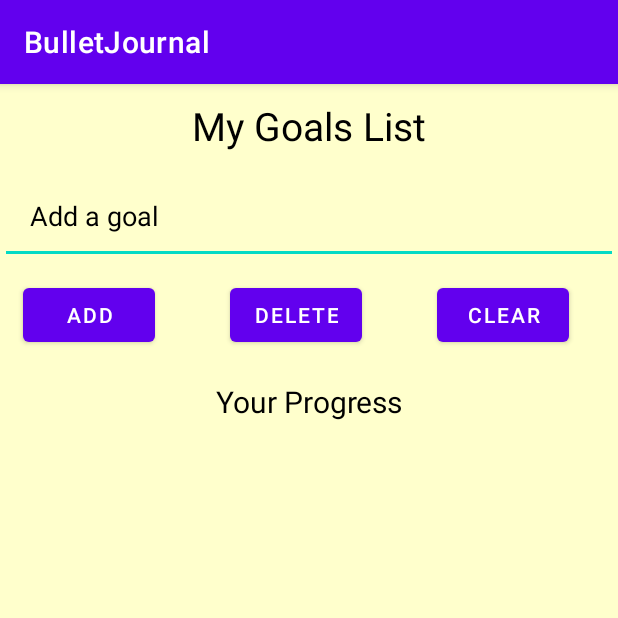
After one commit to harshryadav/BulletJournal, an Android app: the Goals screen opened directly, with no data from a screen before it, on a phone screen of 412 x 824 dp, the top half of it. The commit adds this screen. Run offline under Robolectric (Android 15) with nearby library versions, the phone set to English and light mode, and no system bars.

Commit message:
Updated Bullet Journal

```diff
--- /dev/null
+++ b/BulletJournal/app/src/main/java/com/example/bulletjournal/Goals.kt
@@ -0,0 +1,82 @@
+package com.example.bulletjournal
+
+import android.os.Bundle
+import android.util.SparseBooleanArray
+import android.widget.ArrayAdapter
+import android.widget.Button
+import android.widget.EditText
+import android.widget.ListView
+import androidx.appcompat.app.AppCompatActivity
+
+class Goals : AppCompatActivity() {
+    private lateinit var btnAdd: Button
+    private lateinit var btnDelete: Button
+    private lateinit var btnClear: Button
+    private lateinit var listView: ListView
+    private lateinit var editText: EditText
+    override fun onCreate(savedInstanceState: Bundle?) {
+        super.onCreate(savedInstanceState)
+        setContentView(R.layout.activity_goals)
+        initializeUI()
+        var itemList = arrayListOf<String>()
+        var adapter = ArrayAdapter<String>(this,
+            android.R.layout.simple_list_item_multiple_choice,
+            itemList
+        )
+        // add goal to the list
+        btnAdd.setOnClickListener {
+            itemList.add(editText.text.toString())
+            listView.adapter = adapter
+            adapter.notifyDataSetChanged()
+            editText.text.clear()
+        }
+        // clear goal list
+        btnClear.setOnClickListener {
+            itemList.clear()
+            adapter.notifyDataSetChanged()
+        }
+        // return the item the user has selected
+        listView.setOnItemClickListener { adapterView, view, i, l ->
+            android.widget.Toast.makeText(
+                this,
+                "You selected the goal: " + itemList.get(i),
+                android.widget.Toast.LENGTH_SHORT
+            ).show()
+        }
+        // deleting selected goals
+        btnDelete.setOnClickListener {
+            val position : SparseBooleanArray = listView.checkedItemPositions
+            val count = listView.count
+            var item = count - 1
+            while (item >= 0) {
+                if (position.get(item)) {
+                    adapter.remove(itemList.get(item))
+                }
+                item--
+            }
+            position.clear()
+            adapter.notifyDataSetChanged()
+        }
+    }
+//    override fun onSaveInstanceState(outState: Bundle) { // Here You have to save count value
+//        super.onSaveInstanceState(outState)
+//        outState.putInt(GOALS_KEY, count)
+//    }
+//
+//    override fun onRestoreInstanceState(savedInstanceState: Bundle) { // Here You have to restore count value
+//        super.onRestoreInstanceState(savedInstanceState)
+//        count = savedInstanceState.getInt(COUNT_KEY)
+//    }
+    private fun initializeUI(){
+        btnAdd = findViewById(R.id.add)
+        btnDelete = findViewById(R.id.delete)
+        btnClear = findViewById(R.id.clear)
+        listView = findViewById(R.id.listView)
+        editText = findViewById(R.id.editText)
+    }
+
+//    companion object {
+//        private const val GOALS_KEY = "goals"
+//    }
+
+}
--- a/BulletJournal/app/src/main/java/com/example/bulletjournal/LoginPage.kt
+++ b/BulletJournal/app/src/main/java/com/example/bulletjournal/LoginPage.kt
@@ -46,7 +46,7 @@ class LoginPage : AppCompatActivity(){
                 if (task.isSuccessful) {
                     Toast.makeText(applicationContext, "Login successful!", Toast.LENGTH_LONG)
                         .show()
-                    startActivity(Intent(this@LoginPage, HomePage::class.java))
+                    startActivity(Intent(this@LoginPage, MainPage::class.java))
                 } else {
                     Toast.makeText(
                         applicationContext,
--- /dev/null
+++ b/BulletJournal/app/src/main/res/layout/activity_goals.xml
@@ -0,0 +1,75 @@
+<?xml version="1.0" encoding="utf-8"?>
+<RelativeLayout xmlns:android="http://schemas.android.com/apk/res/android"
+    xmlns:tools="http://schemas.android.com/tools"
+    android:layout_width="match_parent"
+    android:layout_height="match_parent"
+    android:background="#FFFFCC"
+    tools:context=".Goals">
+
+    <TextView
+        android:id="@+id/textView"
+        android:layout_width="match_parent"
+        android:layout_height="wrap_content"
+        android:gravity="center"
+        android:padding="10dp"
+        android:text="My Goals List"
+        android:textColor="@color/black"
+        android:textSize="26dp"/>
+
+    <EditText
+        android:layout_below="@id/textView"
+        android:id="@+id/editText"
+        android:padding="20dp"
+        android:layout_width="match_parent"
+        android:layout_height="wrap_content"
+        android:hint="Add a goal"
+        android:textColorHint="@color/black"
+        android:textColor="@color/black"/>
+    <LinearLayout
+        android:layout_width="match_parent"
+        android:layout_height="wrap_content"
+        android:id="@+id/linearLayout1"
+        android:orientation="horizontal"
+        android:layout_below="@id/editText"
+        android:padding="10dp">
+
+        <Button
+            android:id="@+id/add"
+            android:layout_width="wrap_content"
+            android:layout_height="wrap_content"
+            android:layout_marginLeft="5dp"
+            android:text="Add" />
+
+        <Button
+            android:id="@+id/delete"
+            android:layout_width="wrap_content"
+            android:layout_height="wrap_content"
+            android:text="Delete"
+            android:layout_marginLeft="50dp"/>
+
+        <Button
+            android:id="@+id/clear"
+            android:layout_width="wrap_content"
+            android:layout_height="wrap_content"
+            android:layout_marginLeft="50dp"
+            android:text="Clear" />
+    </LinearLayout>
+
+    <TextView
+        android:id="@+id/textView1"
+        android:layout_width="match_parent"
+        android:layout_height="wrap_content"
+        android:gravity="center"
+        android:padding="10dp"
+        android:layout_below="@id/linearLayout1"
+        android:text="Your Progress"
+        android:textSize="20dp"
+        android:textColor="@color/black"/>
+
+    <ListView
+        android:id="@+id/listView"
+        android:layout_width="wrap_content"
+        android:layout_height="match_parent"
+        android:layout_below="@id/textView1"
+        android:choiceMode="multipleChoice"/>
+</RelativeLayout>
```
Also changed, not shown: BulletJournal/app/src/main/AndroidManifest.xml (+10 -0 lines), BulletJournal/app/src/main/java/com/example/bulletjournal/MainPage.kt (+31 -4 lines), BulletJournal/app/src/main/java/com/example/bulletjournal/RegistrationPage.kt (+4 -3 lines), BulletJournal/app/src/main/res/layout/activity_homepage.xml (+5 -8 lines).
